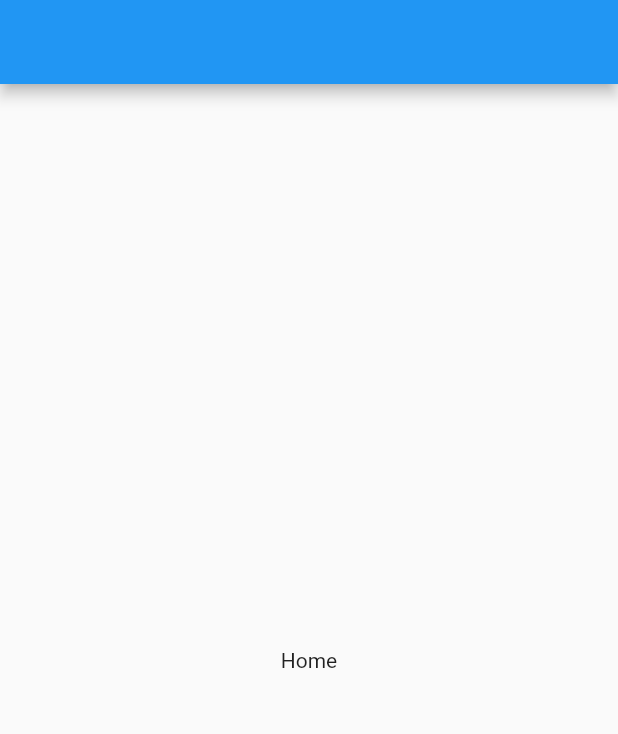
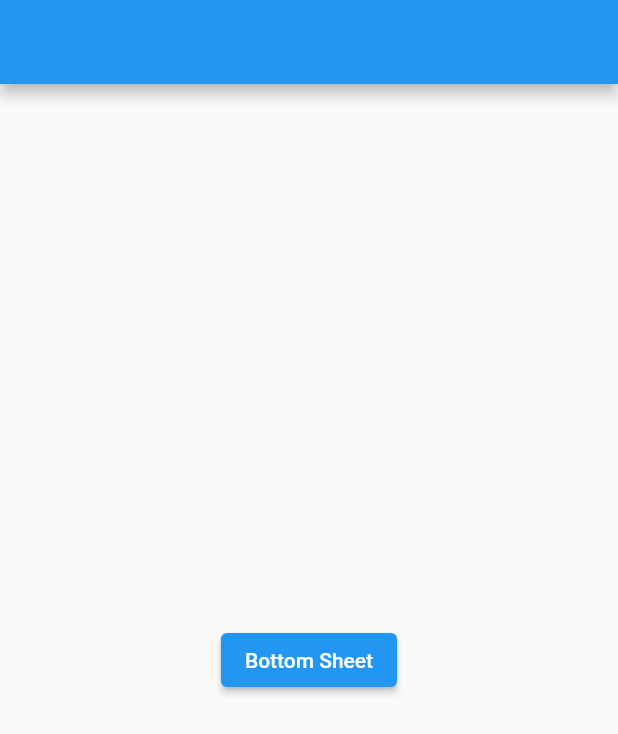
Before and after one commit to dikynugraha1111/state_get_x, a Flutter app: the screen it shows after launch, on a phone screen of 412 x 824 dp. Shown: the top 734 px of the screen. Run offline on Flutter 3.47's test engine with Material 2 defaults, Android fonts, the phone set to English and light mode, and no system bars; our stand-ins replace get.

Commit message:
Update Bottom Sheet

```diff
--- a/lib/main.dart
+++ b/lib/main.dart
@@ -23,7 +23,21 @@
   Widget build(BuildContext context) {
     return Scaffold(
       appBar: AppBar(),
-      body: const Center(child: Text("Home")),
+      body: Center(
+        child: ElevatedButton(
+          onPressed: () {
+            Get.bottomSheet(
+              ListView(
+                children: const [
+                  Text("Hello"),
+                ],
+              ),
+              backgroundColor: Colors.white,
+            );
+          },
+          child: const Text("Bottom Sheet"),
+        ),
+      ),
     );
   }
 }
```
